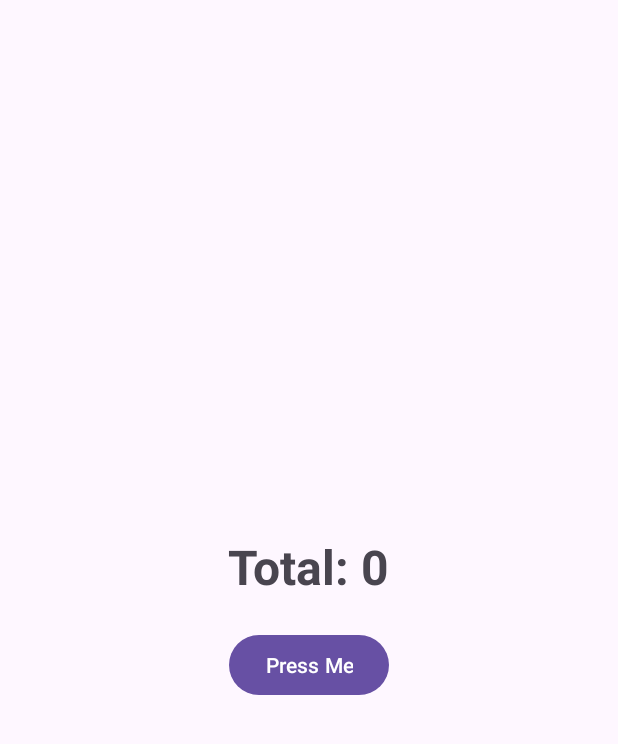
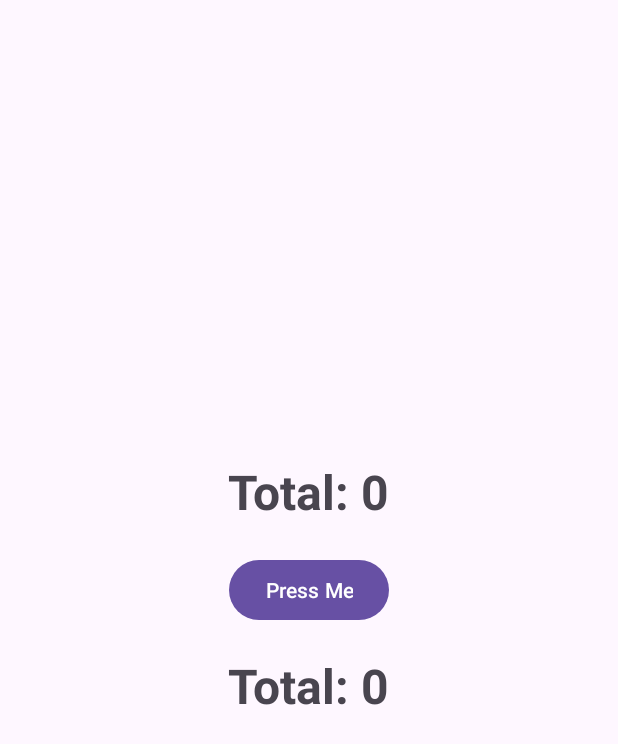
Before and after one commit to aisyai/LAB_WEEK_10, an Android app: the screen it shows after launch (MainActivity), on a phone screen of 412 x 824 dp. Shown: the top 744 px of the screen. Run offline under Robolectric (Android 15) with nearby library versions, the phone set to English and light mode, and no system bars.

Commit message:
Commit No. 2: Implement LiveData to Sync Activity and Fragment UI

```diff
--- /dev/null
+++ b/app/src/main/java/com/example/lab_week_10/FirstFragment.kt
@@ -0,0 +1,47 @@
+package com.example.lab_week_10
+
+import android.os.Bundle
+import androidx.fragment.app.Fragment
+import android.view.LayoutInflater
+import android.view.View
+import android.view.ViewGroup
+import android.widget.TextView
+import androidx.lifecycle.ViewModelProvider
+import com.example.lab_week_10.viewmodels.TotalViewModel
+
+class FirstFragment : Fragment() {
+    override fun onCreate(savedInstanceState: Bundle?) {
+        super.onCreate(savedInstanceState)
+    }
+
+    override fun onCreateView(
+        inflater: LayoutInflater, container: ViewGroup?,
+        savedInstanceState: Bundle?
+    ): View? {
+        return inflater.inflate(R.layout.fragment_first, container, false)
+    }
+
+    override fun onViewCreated(view: View, savedInstanceState: Bundle?) {
+        super.onViewCreated(view, savedInstanceState)
+        prepareViewModel()
+    }
+
+    private fun updateText(total: Int) {
+        view?.findViewById<TextView>(R.id.text_total)?.text =
+            getString(R.string.text_total, total)
+    }
+
+    private fun prepareViewModel() {
+        val viewModel =
+            ViewModelProvider(requireActivity()).get(TotalViewModel::class.java)
+
+        viewModel.total.observe(viewLifecycleOwner) { total ->
+            updateText(total)
+        }
+    }
+
+    companion object {
+        fun newInstance(param1: String, param2: String) =
+            FirstFragment()
+    }
+}
--- a/app/src/main/res/layout/activity_main.xml
+++ b/app/src/main/res/layout/activity_main.xml
@@ -17,10 +17,16 @@
         android:layout_marginBottom="20dp"
         android:textStyle="bold"
         android:textSize="32sp" />
+
     <Button
         android:id="@+id/button_increment"
         android:layout_width="wrap_content"
         android:layout_height="wrap_content"
         android:text="@string/button_increment" />
 
+    <androidx.fragment.app.FragmentContainerView
+        android:layout_width="match_parent"
+        android:layout_height="100dp"
+        android:id="@+id/fragment_container"
+        android:name="com.example.lab_week_10.FirstFragment"/>
 </LinearLayout>
--- /dev/null
+++ b/app/src/main/res/layout/fragment_first.xml
@@ -0,0 +1,17 @@
+<LinearLayout
+    xmlns:android="http://schemas.android.com/apk/res/android"
+    xmlns:tools="http://schemas.android.com/tools"
+    android:layout_width="match_parent"
+    android:layout_height="match_parent"
+    android:gravity="center"
+    android:orientation="vertical"
+    tools:context=".FirstFragment">
+    <TextView
+        android:id="@+id/text_total"
+        android:layout_width="wrap_content"
+        android:layout_height="wrap_content"
+        android:text="@string/text_total"
+        android:layout_marginBottom="20dp"
+        android:textStyle="bold"
+        android:textSize="32sp"/>
+</LinearLayout>
--- a/app/src/main/res/values/strings.xml
+++ b/app/src/main/res/values/strings.xml
@@ -2,5 +2,7 @@
     <string name="app_name">LAB_WEEK_10</string>
     <string name="text_total">Total: %d</string>
     <string name="button_increment">Press Me</string>
+    <!-- TODO: Remove or change this placeholder text -->
+    <string name="hello_blank_fragment">Hello blank fragment</string>
 
 </resources>
```
